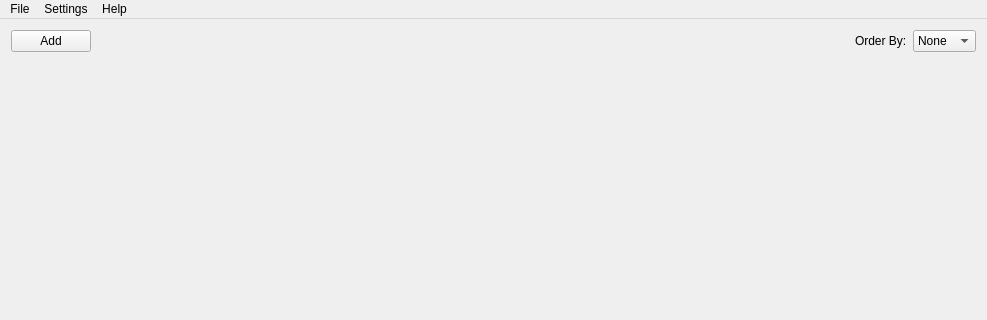
The window that Hardware Monitor Applet/GUI/mainwindow.ui (jimmyd-be/Hardware-Monitor-Applet) describes before a commit, drawn with Qt 5; both pictures show x 0 to 987 and y 0 to 320 of the 987 by 771 pixel window.
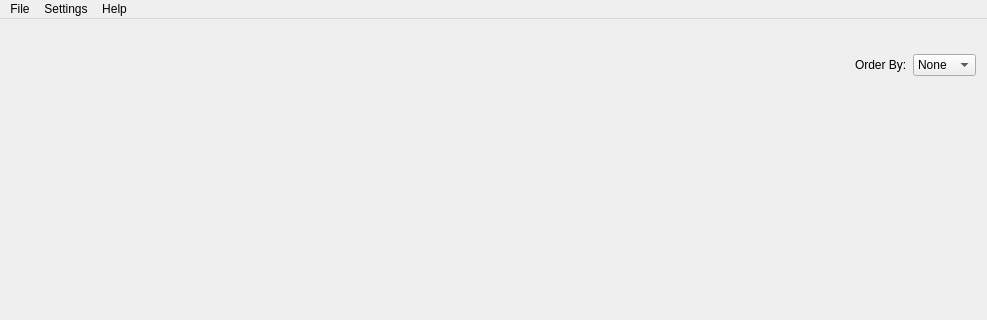
The same window after the commit. Icons and pictures are not drawn.

```diff
--- a/Hardware Monitor Applet/GUI/mainwindow.ui
+++ b/Hardware Monitor Applet/GUI/mainwindow.ui
@@ -22,8 +22,33 @@
       </property>
       <item>
        <widget class="QPushButton" name="AddScreen_Button">
+        <property name="minimumSize">
+         <size>
+          <width>70</width>
+          <height>70</height>
+         </size>
+        </property>
+        <property name="maximumSize">
+         <size>
+          <width>70</width>
+          <height>70</height>
+         </size>
+        </property>
+        <property name="styleSheet">
+         <string notr="true">QPushButton
+{
+background-image: url(:/MainWindow/Resources/Add.png);
+border: none;
+margin: 0px;
+padding: 0px;
+}
+
+QPushButton:hover { 
+	background-image: url(:/MainWindow/Resources/Add_hover.png);
+}</string>
+        </property>
         <property name="text">
-         <string>Add</string>
+         <string/>
         </property>
        </widget>
       </item>
```
